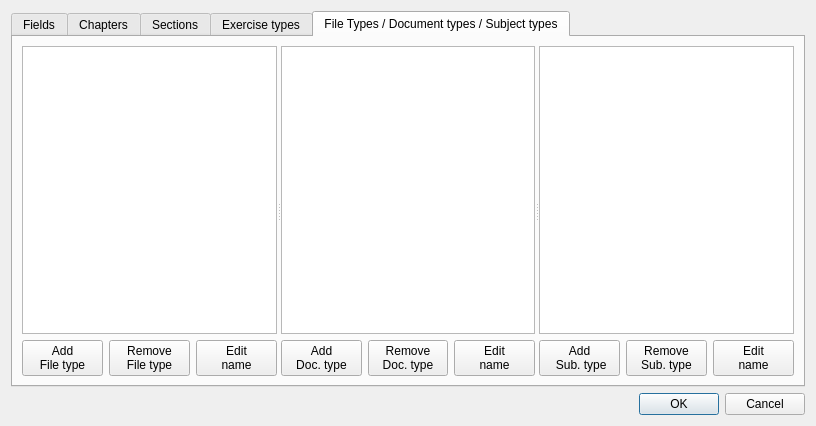
The window that datatex/datatables.ui (CSMathematics/DataTex) describes before a commit, drawn with Qt 5.
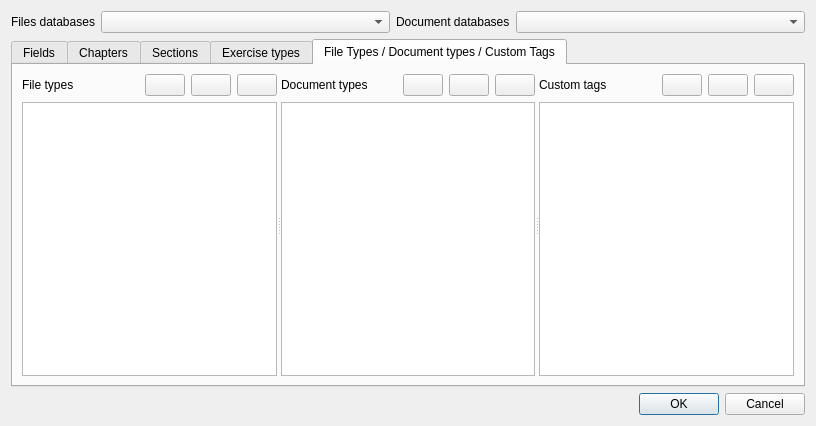
The same window after the commit. The open tabs and pages were chosen to show the change. Icons and pictures are not drawn.

The edit to the form file:
```diff
--- a/datatex/datatables.ui
+++ b/datatex/datatables.ui
@@ -18,17 +18,76 @@
     <normaloff>:/images/excel.png</normaloff>:/images/excel.png</iconset>
   </property>
   <layout class="QGridLayout" name="gridLayout_11">
-   <item row="1" column="0">
-    <widget class="QDialogButtonBox" name="buttonBox">
-     <property name="orientation">
-      <enum>Qt::Horizontal</enum>
-     </property>
-     <property name="standardButtons">
-      <set>QDialogButtonBox::Cancel|QDialogButtonBox::Ok</set>
-     </property>
-    </widget>
+   <item row="3" column="0">
+    <layout class="QHBoxLayout" name="horizontalLayout_3">
+     <item>
+      <widget class="QLabel" name="warrningLabel">
+       <property name="sizePolicy">
+        <sizepolicy hsizetype="MinimumExpanding" vsizetype="Preferred">
+         <horstretch>0</horstretch>
+         <verstretch>0</verstretch>
+        </sizepolicy>
+       </property>
+       <property name="text">
+        <string/>
+       </property>
+      </widget>
+     </item>
+     <item>
+      <widget class="QDialogButtonBox" name="buttonBox">
+       <property name="sizePolicy">
+        <sizepolicy hsizetype="Preferred" vsizetype="Fixed">
+         <horstretch>0</horstretch>
+         <verstretch>0</verstretch>
+        </sizepolicy>
+       </property>
+       <property name="orientation">
+        <enum>Qt::Horizontal</enum>
+       </property>
+       <property name="standardButtons">
+        <set>QDialogButtonBox::Cancel|QDialogButtonBox::Ok</set>
+       </property>
+      </widget>
+     </item>
+    </layout>
    </item>
    <item row="0" column="0">
+    <layout class="QHBoxLayout" name="horizontalLayout_4">
+     <item>
+      <widget class="QLabel" name="label_5">
+       <property name="sizePolicy">
+        <sizepolicy hsizetype="Fixed" vsizetype="Preferred">
+         <horstretch>0</horstretch>
+         <verstretch>0</verstretch>
+        </sizepolicy>
+       </property>
+       <property name="text">
+        <string>Files databases</string>
+       </property>
+      </widget>
+     </item>
+     <item>
+      <widget class="QComboBox" name="FilesDBCombo"/>
+     </item>
+     <item>
+      <widget class="QLabel" name="label_2">
+       <property name="sizePolicy">
+        <sizepolicy hsizetype="Fixed" vsizetype="Preferred">
+         <horstretch>0</horstretch>
+         <verstretch>0</verstretch>
+        </sizepolicy>
+       </property>
+       <property name="text">
+        <string>Document databases</string>
+       </property>
+      </widget>
+     </item>
+     <item>
+      <widget class="QComboBox" name="DocsDBCombo"/>
+     </item>
+    </layout>
+   </item>
+   <item row="1" column="0">
     <widget class="QTabWidget" name="tabWidget">
      <property name="currentIndex">
       <number>0</number>
@@ -399,91 +458,192 @@
      </widget>
      <widget class="QWidget" name="DocumentTypeTab">
       <attribute name="title">
-       <string>File Types / Document types / Subject types</string>
+       <string>File Types / Document types / Custom Tags</string>
       </attribute>
       <layout class="QGridLayout" name="gridLayout_9">
        <item row="0" column="0">
         <widget class="QSplitter" name="splitter">
+         <property name="sizePolicy">
+          <sizepolicy hsizetype="Expanding" vsizetype="MinimumExpanding">
+           <horstretch>0</horstretch>
+           <verstretch>0</verstretch>
+          </sizepolicy>
+         </property>
          <property name="orientation">
           <enum>Qt::Horizontal</enum>
          </property>
          <widget class="QWidget" name="layoutWidget_6">
           <layout class="QGridLayout" name="gridLayout_14">
            <item row="1" column="0">
+            <widget class="QTableWidget" name="FileTypeTable">
+             <property name="sizePolicy">
+              <sizepolicy hsizetype="Expanding" vsizetype="MinimumExpanding">
+               <horstretch>0</horstretch>
+               <verstretch>0</verstretch>
+              </sizepolicy>
+             </property>
+             <property name="editTriggers">
+              <set>QAbstractItemView::NoEditTriggers</set>
+             </property>
+             <property name="alternatingRowColors">
+              <bool>true</bool>
+             </property>
+             <property name="selectionMode">
+              <enum>QAbstractItemView::SingleSelection</enum>
+             </property>
+             <property name="selectionBehavior">
+              <enum>QAbstractItemView::SelectRows</enum>
+             </property>
+             <property name="horizontalScrollMode">
+              <enum>QAbstractItemView::ScrollPerPixel</enum>
+             </property>
+            </widget>
+           </item>
+           <item row="0" column="0">
             <layout class="QHBoxLayout" name="horizontalLayout_6">
+             <item>
+              <widget class="QLabel" name="label_3">
+               <property name="text">
+                <string>File types</string>
+               </property>
+              </widget>
+             </item>
              <item>
               <widget class="QPushButton" name="AddFileTypeButton">
+               <property name="sizePolicy">
+                <sizepolicy hsizetype="Fixed" vsizetype="Fixed">
+                 <horstretch>0</horstretch>
+                 <verstretch>0</verstretch>
+                </sizepolicy>
+               </property>
                <property name="text">
-                <string>Add
-File type</string>
+                <string/>
+               </property>
+               <property name="icon">
+                <iconset resource="../images.qrc">
+                 <normaloff>:/images/list-add.svg</normaloff>:/images/list-add.svg</iconset>
                </property>
               </widget>
              </item>
              <item>
               <widget class="QPushButton" name="RemFileTypeButton">
+               <property name="sizePolicy">
+                <sizepolicy hsizetype="Fixed" vsizetype="Fixed">
+                 <horstretch>0</horstretch>
+                 <verstretch>0</verstretch>
+                </sizepolicy>
+               </property>
                <property name="text">
-                <string>Remove
-File type</string>
+                <string/>
+               </property>
+               <property name="icon">
+                <iconset resource="../images.qrc">
+                 <normaloff>:/images/list-remove.svg</normaloff>:/images/list-remove.svg</iconset>
                </property>
               </widget>
              </item>
              <item>
               <widget class="QPushButton" name="EditFileTypeButton">
+               <property name="sizePolicy">
+                <sizepolicy hsizetype="Fixed" vsizetype="Fixed">
+                 <horstretch>0</horstretch>
+                 <verstretch>0</verstretch>
+                </sizepolicy>
+               </property>
                <property name="text">
-                <string>Edit
-name</string>
+                <string/>
+               </property>
+               <property name="icon">
+                <iconset resource="../images.qrc">
+                 <normaloff>:/images/document-edit.svg</normaloff>:/images/document-edit.svg</iconset>
                </property>
               </widget>
              </item>
             </layout>
            </item>
-           <item row="0" column="0">
-            <widget class="QTableWidget" name="FileTypeTable">
-             <property name="editTriggers">
-              <set>QAbstractItemView::NoEditTriggers</set>
-             </property>
-             <property name="selectionBehavior">
-              <enum>QAbstractItemView::SelectRows</enum>
-             </property>
-            </widget>
-           </item>
           </layout>
          </widget>
          <widget class="QWidget" name="layoutWidget">
           <layout class="QGridLayout" name="gridLayout_12">
-           <item row="1" column="0">
+           <item row="0" column="0">
             <layout class="QHBoxLayout" name="horizontalLayout">
+             <item>
+              <widget class="QLabel" name="label_6">
+               <property name="text">
+                <string>Document types</string>
+               </property>
+              </widget>
+             </item>
              <item>
               <widget class="QPushButton" name="AddDocumentTypeButton">
+               <property name="sizePolicy">
+                <sizepolicy hsizetype="Fixed" vsizetype="Fixed">
+                 <horstretch>0</horstretch>
+                 <verstretch>0</verstretch>
+                </sizepolicy>
+               </property>
                <property name="text">
-                <string>Add
-Doc. type</string>
+                <string/>
+               </property>
+               <property name="icon">
+                <iconset resource="../images.qrc">
+                 <normaloff>:/images/list-add.svg</normaloff>:/images/list-add.svg</iconset>
                </property>
               </widget>
              </item>
              <item>
               <widget class="QPushButton" name="RemDocumentTypeButton">
+               <property name="sizePolicy">
+                <sizepolicy hsizetype="Fixed" vsizetype="Fixed">
+                 <horstretch>0</horstretch>
+                 <verstretch>0</verstretch>
+                </sizepolicy>
+               </property>
                <property name="text">
-                <string>Remove
-Doc. type</string>
+                <string/>
+               </property>
+               <property name="icon">
+                <iconset resource="../images.qrc">
+                 <normaloff>:/images/list-remove.svg</normaloff>:/images/list-remove.svg</iconset>
                </property>
               </widget>
              </item>
              <item>
               <widget class="QPushButton" name="EditDocumentTypeButton">
+               <property name="sizePolicy">
+                <sizepolicy hsizetype="Fixed" vsizetype="Fixed">
+                 <horstretch>0</horstretch>
+                 <verstretch>0</verstretch>
+                </sizepolicy>
+               </property>
                <property name="text">
-                <string>Edit
-name</string>
+                <string/>
+               </property>
+               <property name="icon">
+                <iconset resource="../images.qrc">
+                 <normaloff>:/images/document-edit.svg</normaloff>:/images/document-edit.svg</iconset>
                </property>
               </widget>
              </item>
             </layout>
            </item>
-           <item row="0" column="0">
+           <item row="1" column="0">
             <widget class="QTableWidget" name="DocumentTypeTable">
+             <property name="sizePolicy">
+              <sizepolicy hsizetype="Expanding" vsizetype="MinimumExpanding">
+               <horstretch>0</horstretch>
+               <verstretch>0</verstretch>
+              </sizepolicy>
+             </property>
              <property name="editTriggers">
               <set>QAbstractItemView::NoEditTriggers</set>
              </property>
+             <property name="alternatingRowColors">
+              <bool>true</bool>
+             </property>
+             <property name="selectionMode">
+              <enum>QAbstractItemView::SingleSelection</enum>
+             </property>
              <property name="selectionBehavior">
               <enum>QAbstractItemView::SelectRows</enum>
              </property>
@@ -493,39 +653,81 @@
          </widget>
          <widget class="QWidget" name="layoutWidget">
           <layout class="QGridLayout" name="gridLayout_13">
-           <item row="0" column="0">
-            <widget class="QTableWidget" name="SubjectTypeTable">
+           <item row="1" column="0">
+            <widget class="QTableWidget" name="TagTable">
+             <property name="sizePolicy">
+              <sizepolicy hsizetype="Expanding" vsizetype="MinimumExpanding">
+               <horstretch>0</horstretch>
+               <verstretch>0</verstretch>
+              </sizepolicy>
+             </property>
              <property name="editTriggers">
               <set>QAbstractItemView::NoEditTriggers</set>
              </property>
+             <property name="alternatingRowColors">
+              <bool>true</bool>
+             </property>
+             <property name="selectionMode">
+              <enum>QAbstractItemView::SingleSelection</enum>
+             </property>
              <property name="selectionBehavior">
               <enum>QAbstractItemView::SelectRows</enum>
              </property>
             </widget>
            </item>
-           <item row="1" column="0">
-            <layout class="QGridLayout" name="gridLayout_10">
-             <item row="0" column="0">
-              <widget class="QPushButton" name="AddSubjectTypeButton">
+           <item row="0" column="0">
+            <layout class="QHBoxLayout" name="horizontalLayout_5">
+             <item>
+              <widget class="QLabel" name="label_8">
                <property name="text">
-                <string>Add
- Sub. type</string>
+                <string>Custom tags</string>
                </property>
               </widget>
              </item>
-             <item row="0" column="1">
-              <widget class="QPushButton" name="RemSubjectType">
+             <item>
+              <widget class="QPushButton" name="AddTag">
+               <property name="sizePolicy">
+                <sizepolicy hsizetype="Fixed" vsizetype="Fixed">
+                 <horstretch>0</horstretch>
+                 <verstretch>0</verstretch>
+                </sizepolicy>
+               </property>
                <property name="text">
-                <string>Remove
-Sub. type</string>
+                <string/>
                </property>
               </widget>
              </item>
-             <item row="0" column="2">
-              <widget class="QPushButton" name="EditSubjectTypeButton">
+             <item>
+              <widget class="QPushButton" name="RemTag">
+               <property name="sizePolicy">
+                <sizepolicy hsizetype="Fixed" vsizetype="Fixed">
+                 <horstretch>0</horstretch>
+                 <verstretch>0</verstretch>
+                </sizepolicy>
+               </property>
                <property name="text">
-                <string>Edit
-name</string>
+                <string/>
+               </property>
+               <property name="icon">
+                <iconset resource="../images.qrc">
+                 <normaloff>:/images/list-remove.svg</normaloff>:/images/list-remove.svg</iconset>
+               </property>
+              </widget>
+             </item>
+             <item>
+              <widget class="QPushButton" name="EditTag">
+               <property name="sizePolicy">
+                <sizepolicy hsizetype="Fixed" vsizetype="Fixed">
+                 <horstretch>0</horstretch>
+                 <verstretch>0</verstretch>
+                </sizepolicy>
+               </property>
+               <property name="text">
+                <string/>
+               </property>
+               <property name="icon">
+                <iconset resource="../images.qrc">
+                 <normaloff>:/images/document-edit.svg</normaloff>:/images/document-edit.svg</iconset>
                </property>
               </widget>
              </item>
```
Left out of the diff: 440 changed lines with no effect on the pictures.
